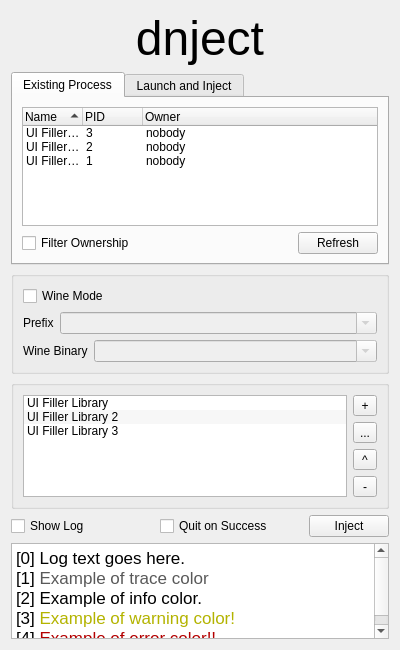
Above: ui/main.ui from melvyn2/dnject before the change. Below: the same form after it.
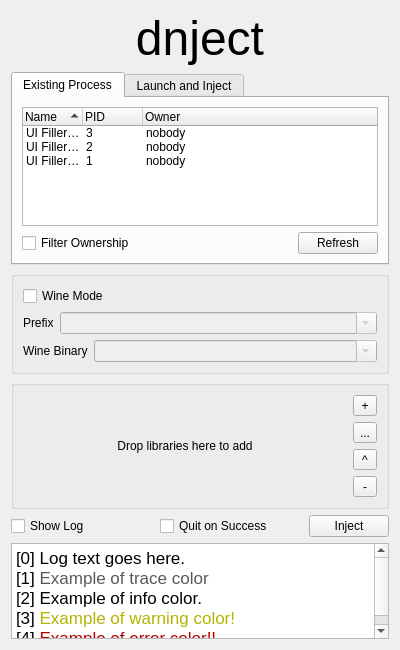
That is the form after the change. Icons and pictures are not drawn.

Commit message: Add drag-drop library hint

The edit to the form file:
```diff
--- a/ui/main.ui
+++ b/ui/main.ui
@@ -335,11 +335,26 @@
      </property>
      <layout class="QHBoxLayout" name="horizontalLayout">
       <item>
+       <layout class="QGridLayout" name="lib_list_layout">
+        <item row="0" column="0">
+         <widget class="QLabel" name="lib_drag_label">
+          <property name="text">
+           <string>Drop libraries here to add</string>
+          </property>
+          <property name="alignment">
+           <set>Qt::AlignCenter</set>
+          </property>
+         </widget>
+        </item>
+        <item row="0" column="0">
        <widget class="QListWidget" name="lib_list">
         <property name="toolTip">
          <string>List of libraries to inject to target.
 Drag drag to reorder and drop files to add them.</string>
         </property>
+          <property name="styleSheet">
+           <string notr="true">background-color: rgba(0,0,0,0)</string>
+          </property>
         <property name="editTriggers">
          <set>QAbstractItemView::DoubleClicked|QAbstractItemView::EditKeyPressed|QAbstractItemView::SelectedClicked</set>
         </property>
@@ -358,22 +373,9 @@
         <property name="movement">
          <enum>QListView::Free</enum>
         </property>
-        <item>
-         <property name="text">
-          <string>UI Filler Library</string>
-         </property>
-        </item>
-        <item>
-         <property name="text">
-          <string>UI Filler Library 2</string>
-         </property>
-        </item>
-        <item>
-         <property name="text">
-          <string>UI Filler Library 3</string>
-         </property>
-        </item>
-       </widget>
+         </widget>
+        </item>
+       </layout>
       </item>
       <item>
        <layout class="QVBoxLayout" name="lib_button_layout">
```
Left out of the diff: 2 changed lines with no effect on the pictures. Lines whose indentation alone changed are shown as unchanged. The commit also changes 2 other files.
